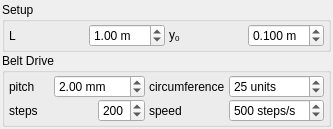
Above: PolargraphWidget.ui from davidgrier/QPolargraph before the change. Below: the same form after it.
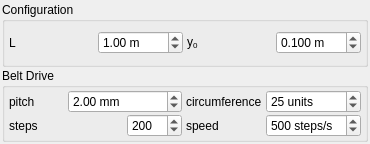
That is the form after the change.

Commit message: connect properties to widgets

The edit to the form file:
```diff
--- a/PolargraphWidget.ui
+++ b/PolargraphWidget.ui
@@ -6,8 +6,8 @@
    <rect>
     <x>0</x>
     <y>0</y>
-    <width>333</width>
-    <height>128</height>
+    <width>370</width>
+    <height>144</height>
    </rect>
   </property>
   <property name="minimumSize">
@@ -44,7 +44,7 @@
       </font>
      </property>
      <property name="title">
-      <string>Setup</string>
+      <string>Configuration</string>
      </property>
      <layout class="QGridLayout" name="gridLayout_3">
       <property name="leftMargin">
@@ -201,25 +201,6 @@
         </property>
        </widget>
       </item>
-      <item row="0" column="4">
-       <widget class="QDoubleSpinBox" name="circumference">
-        <property name="statusTip">
-         <string>Polargraph: Units per motor revolution</string>
-        </property>
-        <property name="suffix">
-         <string> units</string>
-        </property>
-        <property name="decimals">
-         <number>0</number>
-        </property>
-        <property name="minimum">
-         <double>1.000000000000000</double>
-        </property>
-        <property name="value">
-         <double>25.000000000000000</double>
-        </property>
-       </widget>
-      </item>
       <item row="1" column="0" colspan="2">
        <widget class="QLabel" name="labelSteps">
         <property name="text">
@@ -230,28 +211,6 @@
         </property>
        </widget>
       </item>
-      <item row="1" column="2">
-       <widget class="QDoubleSpinBox" name="steps">
-        <property name="statusTip">
-         <string>Polargraph: Motor steps per revolution</string>
-        </property>
-        <property name="decimals">
-         <number>0</number>
-        </property>
-        <property name="minimum">
-         <double>100.000000000000000</double>
-        </property>
-        <property name="maximum">
-         <double>500.000000000000000</double>
-        </property>
-        <property name="singleStep">
-         <double>50.000000000000000</double>
-        </property>
-        <property name="value">
-         <double>200.000000000000000</double>
-        </property>
-       </widget>
-      </item>
       <item row="1" column="3">
        <widget class="QLabel" name="labelStepSpeed">
         <property name="text">
@@ -287,6 +246,41 @@
         </property>
        </widget>
       </item>
+      <item row="0" column="4">
+       <widget class="QSpinBox" name="circumference">
+        <property name="toolTip">
+         <string>Number of teeth per full rotation</string>
+        </property>
+        <property name="statusTip">
+         <string>Polargraph: Units per motor revolution</string>
+        </property>
+        <property name="suffix">
+         <string> units</string>
+        </property>
+        <property name="value">
+         <number>25</number>
+        </property>
+       </widget>
+      </item>
+      <item row="1" column="2">
+       <widget class="QSpinBox" name="steps">
+        <property name="toolTip">
+         <string>Number of steps in a full rotation</string>
+        </property>
+        <property name="statusTip">
+         <string>Polargraph: Motor steps per revolution</string>
+        </property>
+        <property name="minimum">
+         <number>50</number>
+        </property>
+        <property name="maximum">
+         <number>500</number>
+        </property>
+        <property name="value">
+         <number>200</number>
+        </property>
+       </widget>
+      </item>
      </layout>
     </widget>
    </item>
```
Left out of the diff: 18 changed lines with no effect on the pictures. The commit also changes 4 other files.
